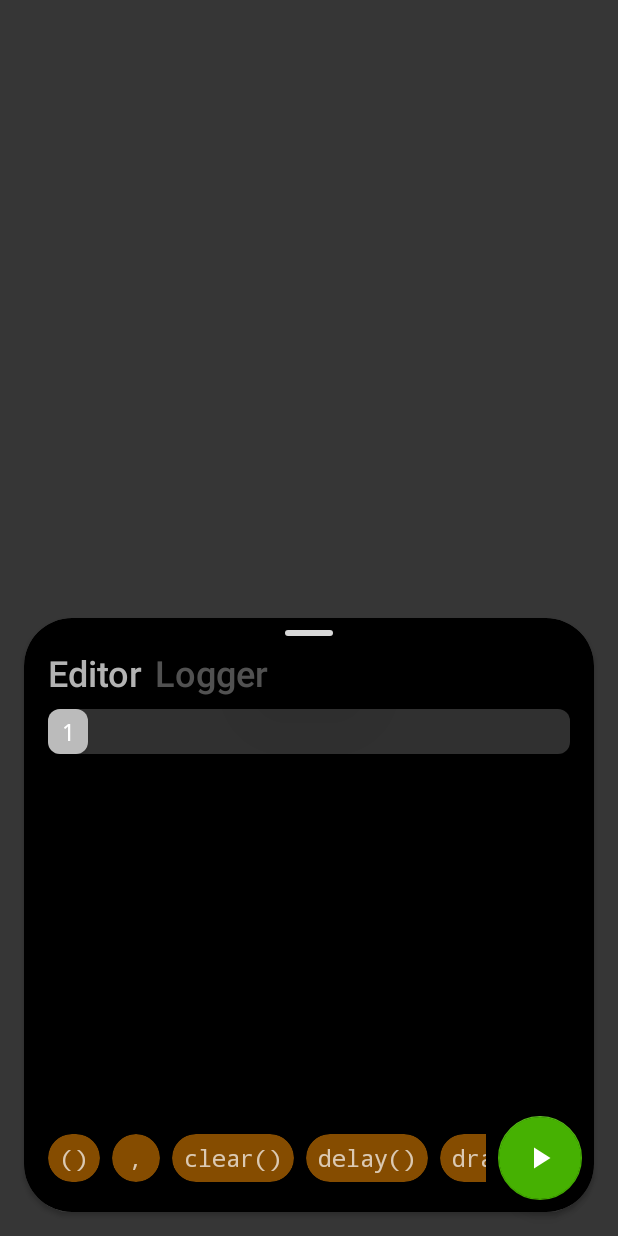
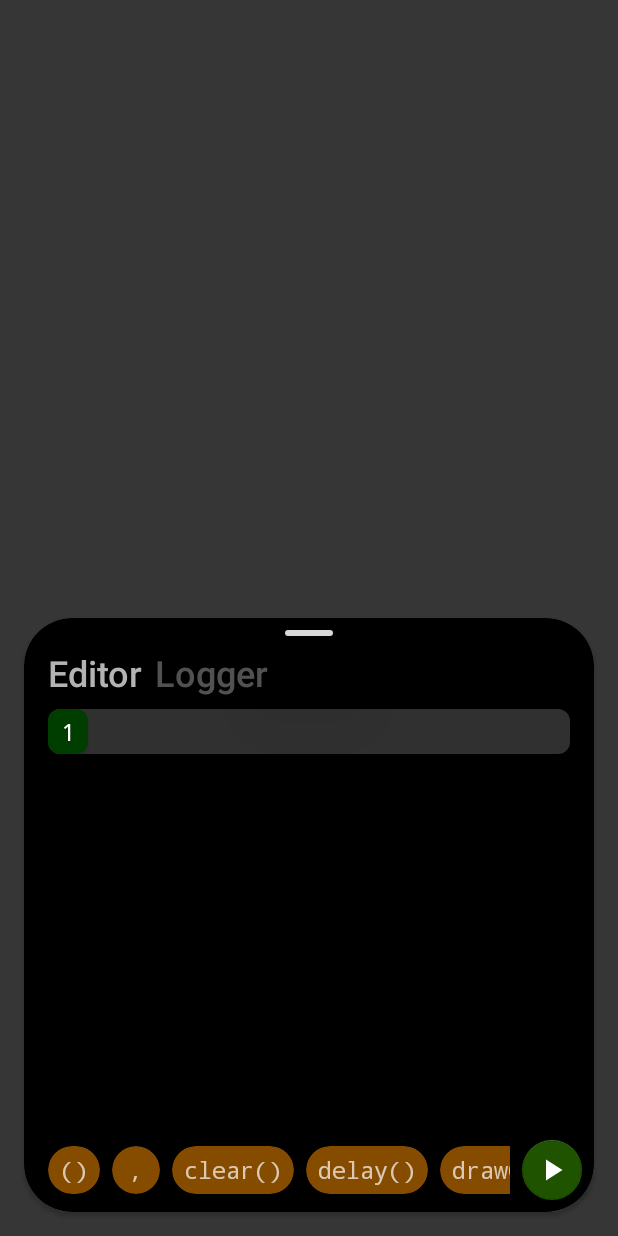
Before and after one commit to aravindkarthik96/Blanca, an Android app: the screen it shows after launch (BlancaHomeActivity), on a phone screen of 412 x 824 dp. Run offline under Robolectric (Android 15) with nearby library versions, the light colour scheme and no system bars.

Commit message:
fixes layout overlapping

```diff
--- a/app/src/main/res/drawable/blanca_line_numbers_bg.xml
+++ b/app/src/main/res/drawable/blanca_line_numbers_bg.xml
@@ -1,5 +1,5 @@
 <?xml version="1.0" encoding="utf-8"?>
 <shape xmlns:android="http://schemas.android.com/apk/res/android">
-    <solid android:color="#BBBBBB"/>
+    <solid android:color="#003E00"/>
     <corners android:radius="8dp"/>
 </shape>
--- a/app/src/main/res/layout/activity_blanca_home.xml
+++ b/app/src/main/res/layout/activity_blanca_home.xml
@@ -7,7 +7,8 @@
     android:background="#363636"
     app:applyMotionScene="true"
     app:layoutDescription="@xml/blanca_home_scene"
-    tools:context=".BlancaHomeActivity">
+    tools:context=".BlancaHomeActivity"
+    android:animateLayoutChanges="true">
 
     <com.aravindkarthik.blanca.CanvasView
         android:id="@+id/canvasView"
@@ -73,7 +74,7 @@
         android:focusable="true"
         android:fontFamily="sans-serif-medium"
         android:onClick="handleEditorTitleClick"
-        android:text="Editor"
+        android:text="@string/editor"
         android:textColor="#B3B3B3"
         android:textSize="24sp"
         android:translationZ="100dp"
@@ -90,7 +91,7 @@
         android:focusable="true"
         android:fontFamily="sans-serif-medium"
         android:onClick="handleLoggerTitleClick"
-        android:text="Logger"
+        android:text="@string/logger"
         android:textColor="#73B3B3B3"
         android:textSize="24sp"
         android:translationZ="100dp"
@@ -101,8 +102,10 @@
         android:id="@+id/scrollingContainer"
         android:layout_width="0dp"
         android:layout_height="0dp"
+        android:layout_marginBottom="8dp"
         android:translationZ="2dp"
-        app:layout_constraintBottom_toTopOf="@+id/compileFabButton"
+        android:scrollbars="vertical"
+        app:layout_constraintBottom_toTopOf="@+id/bottom_container"
         app:layout_constraintEnd_toEndOf="@+id/contentCard"
         app:layout_constraintStart_toStartOf="@+id/contentCard"
         app:layout_constraintTop_toBottomOf="@+id/editorTitle">
@@ -116,7 +119,7 @@
                 android:layout_width="match_parent"
                 android:layout_height="wrap_content"
                 android:padding="16dp"
-                android:text="-> beginning of log"
+                android:text="@string/beginning_of_log"
                 android:textColor="#BBBBBB"
                 android:textSize="16sp"
                 android:translationZ="100dp"
@@ -175,14 +178,15 @@
                     android:layout_width="328dp"
                     android:layout_height="wrap_content"
                     android:layout_marginStart="8dp"
+                    android:autofillHints="// write your code here"
                     android:background="#00000000"
                     android:fontFamily="monospace"
                     android:gravity="top"
                     android:inputType="textMultiLine"
                     android:maxLines="99"
                     android:paddingStart="8dp"
+                    android:paddingTop="4dp"
                     android:paddingEnd="0dp"
-                    android:paddingTop="4dp"
                     android:paddingBottom="4dp"
                     android:textColor="#B1B1B1"
                     android:textSize="16sp"
@@ -191,43 +195,53 @@
                     app:layout_constraintStart_toEndOf="@+id/lineNumbersView"
                     app:layout_constraintTop_toTopOf="parent"
                     tools:text="Something is written here"
-                    android:autofillHints="// write your code here" />
+                    tools:ignore="LabelFor" />
             </androidx.constraintlayout.widget.ConstraintLayout>
 
         </FrameLayout>
     </androidx.core.widget.NestedScrollView>
 
+    <androidx.constraintlayout.widget.ConstraintLayout
+        android:id="@+id/bottom_container"
+        android:layout_width="0dp"
+        android:layout_height="wrap_content"
+        android:layout_marginBottom="24dp"
+        android:translationZ="2dp"
+        app:layout_constraintBottom_toBottomOf="parent"
+        app:layout_constraintEnd_toEndOf="@+id/contentCard"
+        app:layout_constraintStart_toStartOf="@+id/contentCard">
+
         <androidx.recyclerview.widget.RecyclerView
             android:id="@+id/funcSuggestions"
             android:layout_width="0dp"
             android:layout_height="wrap_content"
-        app:layout_constraintTop_toTopOf="@id/compileFabButton"
-        app:layout_constraintBottom_toBottomOf="@+id/compileFabButton"
-        app:layout_constraintStart_toStartOf="@+id/scrollingContainer"
             android:layout_marginStart="16dp"
             android:layout_marginEnd="8dp"
             android:elevation="10dp"
             app:layoutManager="androidx.recyclerview.widget.LinearLayoutManager"
-        tools:orientation="horizontal"
+            app:layout_constraintBottom_toBottomOf="@+id/compileFabButton"
+            app:layout_constraintEnd_toStartOf="@+id/compileFabButton"
+            app:layout_constraintStart_toStartOf="parent"
+            app:layout_constraintTop_toTopOf="@id/compileFabButton"
             tools:listitem="@layout/suggestion_pill"
-        app:layout_constraintEnd_toStartOf="@+id/compileFabButton"
-        />
+            tools:orientation="horizontal" />
 
         <com.google.android.material.floatingactionbutton.FloatingActionButton
             android:id="@+id/compileFabButton"
             android:layout_width="wrap_content"
             android:layout_height="wrap_content"
             android:layout_marginEnd="8dp"
-        android:layout_marginBottom="24dp"
             android:clickable="true"
             android:elevation="10dp"
             android:focusable="true"
+            android:foregroundGravity="center"
             android:onClick="runCode"
             android:src="@drawable/blanca_compile_icon"
-        app:backgroundTint="#46B102"
-        app:fabSize="normal"
+            app:backgroundTint="#205300"
+            app:fabSize="mini"
             app:layout_constraintBottom_toBottomOf="parent"
-        app:layout_constraintEnd_toEndOf="@+id/scrollingContainer" />
+            app:layout_constraintEnd_toEndOf="parent" />
 
+    </androidx.constraintlayout.widget.ConstraintLayout>
 
 </androidx.constraintlayout.motion.widget.MotionLayout>
--- a/app/src/main/res/values/strings.xml
+++ b/app/src/main/res/values/strings.xml
@@ -1,4 +1,7 @@
 <resources>
     <string name="app_name">Blanca</string>
     <string name="blanca_line_numbers">1\n2\n3\n4\n5\n6\n7\n8\n9\n10\n11\n12\n13\n14\n15\n16\n17\n18\n19\n20\n21\n22\n23\n24\n25\n26\n27\n28\n29\n30\n32\n32\n33\n34\n35\n36\n37\n38\n39\n40\n41\n42\n43\n44\n45\n46\n47\n48\n49\n50\n51\n52\n53\n54\n55\n56\n57\n58\n59\n60\n61\n62\n63\n64\n65\n66\n67\n68\n69\n70\n71\n72\n73\n74\n75\n76\n77\n78\n79\n80\n81\n82\n83\n84\n85\n86\n87\n88\n89\n90\n91\n92\n93\n94\n95\n96\n97\n98\n99</string>
+    <string name="beginning_of_log"><![CDATA[-> beginning of log]]></string>
+    <string name="logger">Logger</string>
+    <string name="editor">Editor</string>
 </resources>
--- a/app/src/main/res/xml/blanca_home_scene.xml
+++ b/app/src/main/res/xml/blanca_home_scene.xml
@@ -27,6 +27,25 @@
                 motion:layout_constraintStart_toStartOf="parent"
                 motion:layout_constraintTop_toBottomOf="@+id/guidelineCollapsed" />
         </Constraint>
+
+        <Constraint android:id="@+id/compileFabButton">
+            <Layout
+                android:layout_height="wrap_content"
+                android:layout_width="wrap_content"
+                android:layout_marginEnd="8dp"
+                android:layout_marginBottom="24dp"
+                android:clickable="true"
+                android:elevation="10dp"
+                android:focusable="true"
+                android:onClick="runCode"
+                android:foregroundGravity="center"
+                android:src="@drawable/blanca_compile_icon"
+                motion:backgroundTint="#46B102"
+                motion:fabSize="mini"
+                motion:layout_constraintBottom_toBottomOf="parent"
+                motion:layout_constraintEnd_toEndOf="@+id/scrollingContainer"
+                />
+        </Constraint>
     </ConstraintSet>
 
     <ConstraintSet android:id="@+id/expanded_state">
@@ -42,6 +61,25 @@
                 motion:layout_constraintStart_toStartOf="parent"
                 motion:layout_constraintTop_toTopOf="@+id/guidelineExpanded" />
         </Constraint>
+
+        <Constraint android:id="@+id/compileFabButton">
+            <Layout
+                android:layout_height="wrap_content"
+                android:layout_width="wrap_content"
+                android:layout_marginEnd="8dp"
+                android:layout_marginBottom="24dp"
+                android:clickable="true"
+                android:elevation="10dp"
+                android:focusable="true"
+                android:onClick="runCode"
+                android:foregroundGravity="center"
+                android:src="@drawable/blanca_compile_icon"
+                motion:backgroundTint="#46B102"
+                motion:fabSize="normal"
+                motion:layout_constraintBottom_toBottomOf="parent"
+                motion:layout_constraintEnd_toEndOf="@+id/scrollingContainer"
+                />
+        </Constraint>
     </ConstraintSet>
 
 </MotionScene>
```
Lines whose indentation alone changed are shown as unchanged.
